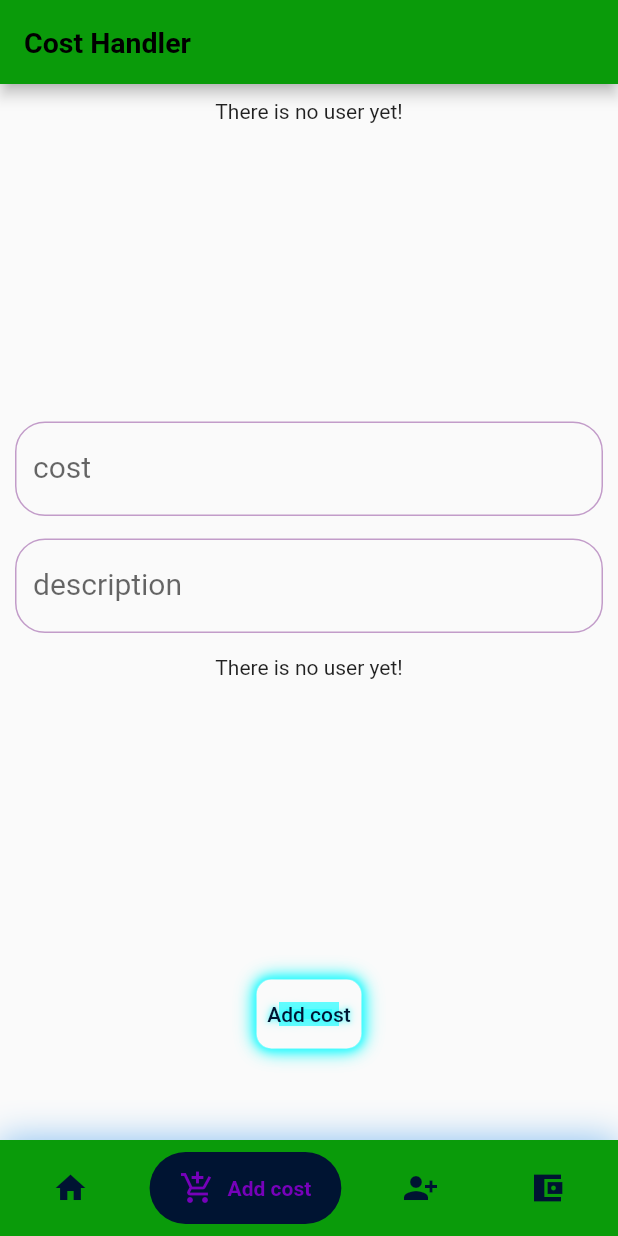
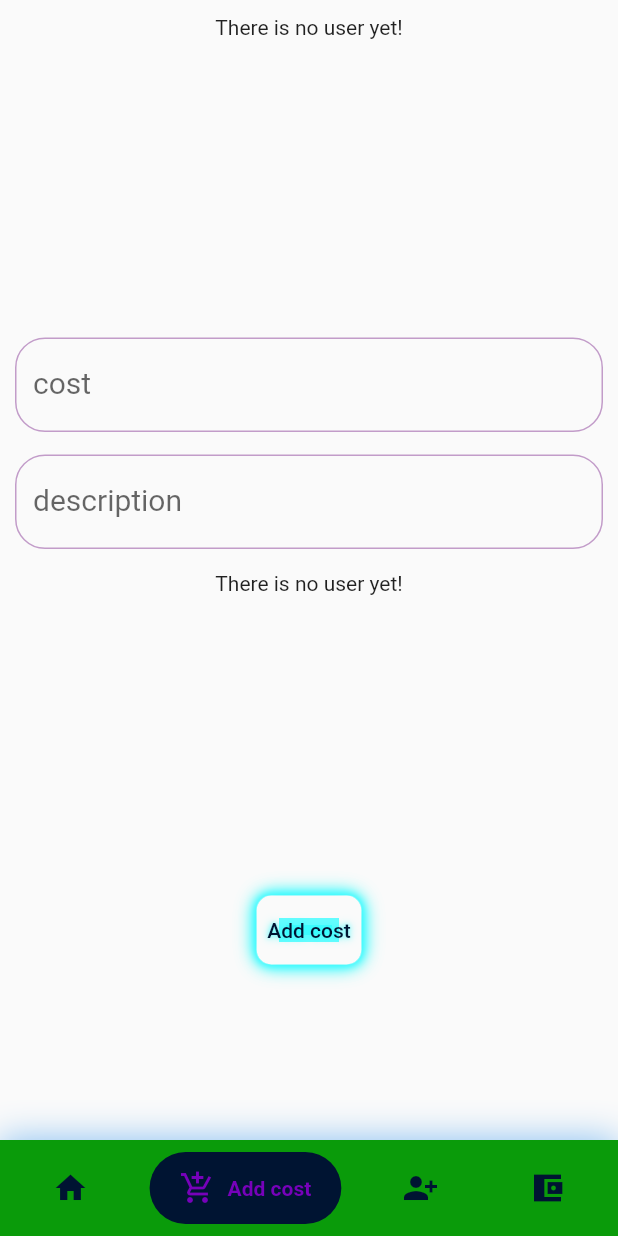
Before and after one commit to mehranghaffarian/cost_handler, a Flutter app: the screen it shows after launch, item 2 of the bottom bar chosen, on a phone screen of 412 x 824 dp. Run offline on Flutter 3.47's test engine with Material 2 defaults, Android fonts, the phone set to English and light mode, and no system bars; drawn by our look-alikes of google_nav_bar; our stand-ins replace sqflite; accounts and stored records are empty.

```diff
--- a/lib/presentation/pages/test-page.dart
+++ b/lib/presentation/pages/test-page.dart
@@ -25,14 +25,12 @@ class TestPageState extends State<TestPage> {
   @override
   Widget build(BuildContext context) {
     final colorScheme = Theme.of(context).colorScheme;
-    return Scaffold( appBar: AppBar(
-          title: Text(
-            'Cost Handler',
-            style: TextStyle(color: Colors.black),
-          ),),
-      backgroundColor: Colors.white,
-      body: Center(
-        child: _widgetOptions.elementAt(_selectedIndex),
+    return Scaffold(
+      backgroundColor: Colors.grey[100],//todo: cool usage of colors
+      body: SafeArea(//todo what is safe area
+        child: Center(
+          child: _widgetOptions.elementAt(_selectedIndex),
+        ),
       ),
       bottomNavigationBar: Container(
         decoration: BoxDecoration(
```
Also changed, not shown: lib/presentation/pages/home_page.dart (+69 -14 lines).
